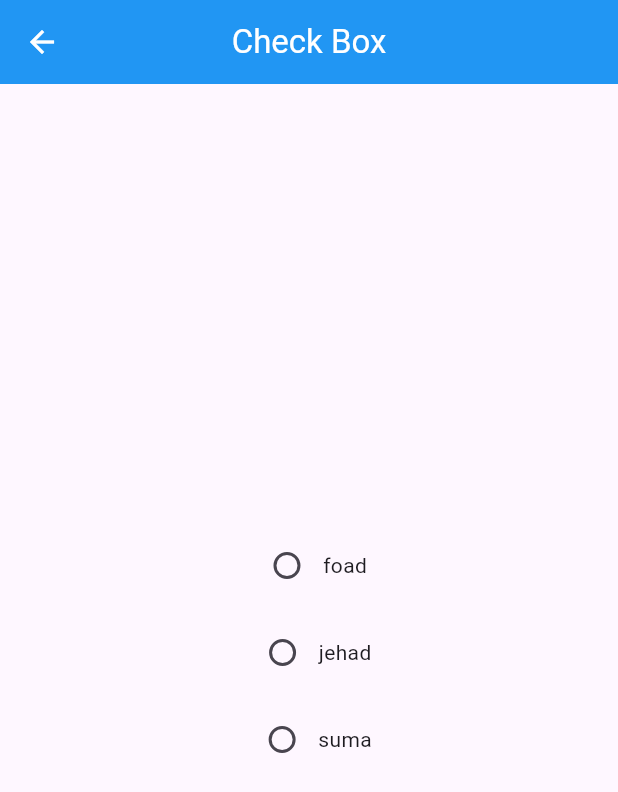
After one commit to Jehadbhuiyan/widgetall, a Flutter app: the screen it shows after launch, after a tap on "Check Box", on a phone screen of 412 x 824 dp. The commit adds this screen. Shown: the top 792 px of the screen. Run offline on Flutter 3.47's test engine with Material 3 defaults, Android fonts, the phone set to English and light mode, and no system bars; our stand-ins replace percent_indicator.

Commit message:
checkbox

```diff
--- /dev/null
+++ b/lib/All Widget/chekbox.dart
@@ -0,0 +1,79 @@
+import 'package:flutter/material.dart';
+
+class Chekbox extends StatefulWidget {
+  const Chekbox({super.key});
+
+  @override
+  State<Chekbox> createState() => _ChekboxState();
+}
+
+class _ChekboxState extends State<Chekbox> {
+   String selected = "";
+
+  @override
+  Widget build(BuildContext context) {
+    return Scaffold(
+      appBar: AppBar(title: Text('Check Box'),),
+      body: Center(
+        child: Column(
+          crossAxisAlignment: CrossAxisAlignment.center,
+          mainAxisAlignment: MainAxisAlignment.center,
+          children: [
+
+            Row(
+              mainAxisSize: MainAxisSize.min,
+              children: [
+                Checkbox(
+                  shape: CircleBorder(),
+                  value: selected == "foad",
+                  onChanged: (value) {
+                    setState(() {
+                      selected = "foad";
+                      print(selected);
+                    });
+                  },
+                ),
+                Text("foad"),
+              ],
+            ),
+            SizedBox(height: 10,),
+            Row(
+              mainAxisSize: MainAxisSize.min,
+              children: [
+                Checkbox(
+                  shape: CircleBorder(),
+                  value: selected == "Jehad",
+                  onChanged: (value) {
+                    setState(() {
+                      selected = "Jehad";
+                          print(selected);
+                    });
+                  },
+                ),
+                Text("jehad"),
+              ],
+            ),
+            SizedBox(height: 10),
+            Row(
+              mainAxisSize: MainAxisSize.min,
+              children: [
+                Checkbox(
+                  shape: CircleBorder(),
+                  value: selected == "suma",
+                  onChanged: (value) {
+                    setState(() {
+                      selected = "suma";
+                      print(selected);
+                    });
+                  },
+                ),
+                Text("suma"),
+              ],
+            ),
+            SizedBox(height: 10),
+          ],
+        ),
+      ),
+    );
+  }
+}
--- a/lib/home.dart
+++ b/lib/home.dart
@@ -6,6 +6,7 @@ import 'All Widget/Snackbar.dart';
 import 'All Widget/TextField.dart';
 import 'All Widget/aleartDialog.dart';
 import 'All Widget/bottomSheet.dart';
+import 'All Widget/chekbox.dart';
 import 'All Widget/flatingAction.dart';
 import 'All Widget/girdView.dart';
 import 'All Widget/listTile.dart';
@@ -82,6 +83,10 @@ class _HomeState extends State<Home> {
               ElevatedButton(onPressed: () {
                 Navigator.push(context, MaterialPageRoute(builder: (context)=>Aleartdialog()));
               }, child: Text('AlertDialog')),
+              SizedBox(height: 10),
+              ElevatedButton(onPressed: () {
+                Navigator.push(context, MaterialPageRoute(builder: (context)=>Chekbox()));
+              }, child: Text('Check Box')),
             ],
 
           ),
```
